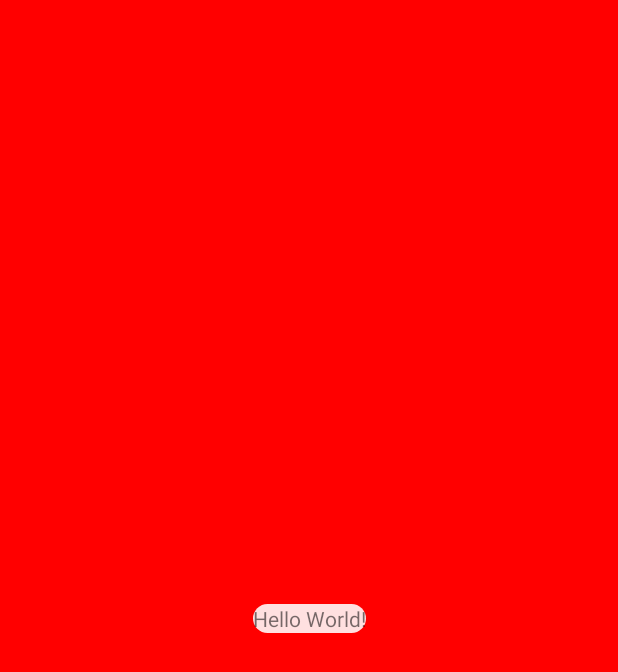
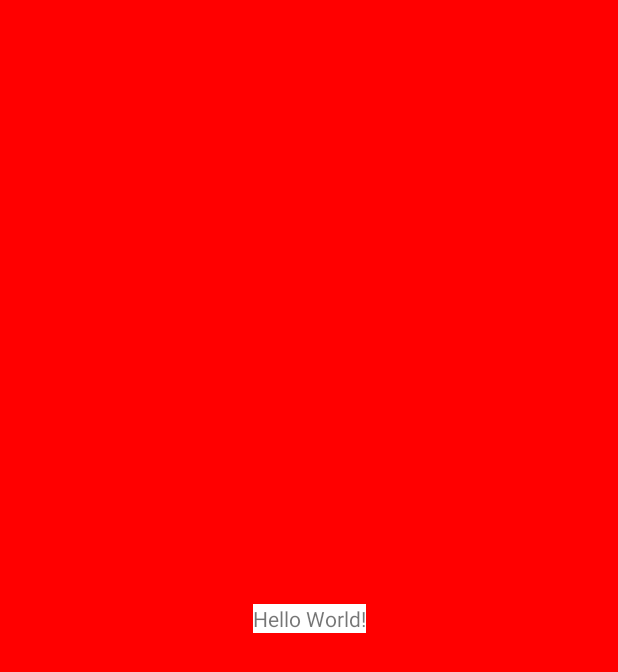
Before and after one commit to TreyWurm/ColorUtils, an Android app: the layout activity_main.xml on its own in the app's theme, with its tools: preview values and no code run, on a phone screen of 412 x 824 dp. Shown: the top 672 px of the screen. Run offline under Robolectric (Android 15) with nearby library versions, the phone set to English and light mode, and no system bars.

Commit message:
Adding JitPack

```diff
--- a/app/src/main/java/com/appmea/colorutils/example/MainActivity.kt
+++ b/app/src/main/java/com/appmea/colorutils/example/MainActivity.kt
@@ -1,9 +1,9 @@
 package com.appmea.colorutils.example
 
+import android.os.Build
 import android.os.Bundle
 import android.widget.TextView
 import androidx.appcompat.app.AppCompatActivity
-import androidx.core.graphics.ColorUtils
 import com.appmea.colorutils.library.MaterialColorUtils
 
 class MainActivity : AppCompatActivity() {
@@ -13,7 +13,9 @@ class MainActivity : AppCompatActivity() {
         setContentView(R.layout.activity_main)
         findViewById<TextView>(R.id.tv_text).apply {
             setOnClickListener { }
-            background = colorUtils.createRippleSurface()
+            if (Build.VERSION.SDK_INT < Build.VERSION_CODES.LOLLIPOP) {
+                background = colorUtils.createRippleSurface()
+            }
         }
     }
 }
--- /dev/null
+++ b/app/src/main/res/drawable-v21/ripple_surface.xml
@@ -0,0 +1,10 @@
+<?xml version="1.0" encoding="utf-8"?>
+<ripple xmlns:android="http://schemas.android.com/apk/res/android"
+    android:color="?attr/colorRippleSurface">
+
+    <item>
+        <shape android:shape="rectangle">
+            <solid android:color="?attr/colorSurface" />
+        </shape>
+    </item>
+</ripple>
--- a/app/src/main/res/drawable/ripple_surface.xml
+++ b/app/src/main/res/drawable/ripple_surface.xml
@@ -1,18 +1,6 @@
 <?xml version="1.0" encoding="utf-8"?>
 <selector xmlns:android="http://schemas.android.com/apk/res/android">
-
-    <item android:state_pressed="true">
-        <shape android:shape="rectangle">
-            <solid android:color="@color/default_ripple_color" />
-            <corners android:bottomLeftRadius="10dp" android:bottomRightRadius="10dp" android:topLeftRadius="10dp" android:topRightRadius="10dp" />
-        </shape>
-    </item>
-
-
-    <item>
-        <shape android:shape="rectangle">
-            <solid android:color="@color/default_color_primary" />
-            <corners android:bottomLeftRadius="10dp" android:bottomRightRadius="10dp" android:topLeftRadius="10dp" android:topRightRadius="10dp" />
-        </shape>
-    </item>
+    <!-- Dummy selector -->
+    <!-- Real selector must be set inside view -->
+    <!-- https://stackoverflow.com/questions/8041537/how-to-reference-style-attributes-from-a-drawable/13471695#13471695 -->
 </selector>
--- a/build.gradle
+++ b/build.gradle
@@ -8,6 +8,7 @@ buildscript {
     dependencies {
         classpath "com.android.tools.build:gradle:4.0.1"
         classpath "org.jetbrains.kotlin:kotlin-gradle-plugin:$kotlin_version"
+        classpath 'com.github.dcendents:android-maven-gradle-plugin:2.1'
 
         // NOTE: Do not place your application dependencies here; they belong
         // in the individual module build.gradle files
--- a/library/build.gradle
+++ b/library/build.gradle
@@ -1,6 +1,9 @@
 apply plugin: 'com.android.library'
 apply plugin: 'kotlin-android'
 apply plugin: 'kotlin-android-extensions'
+apply plugin: 'com.github.dcendents.android-maven'
+
+group = 'com.github.treywurm'
 
 android {
     compileSdkVersion 30
```
Also changed, not shown: library/src/main/java/com/appmea/colorutils/library/MaterialColorUtils.java (+18 -12 lines).
